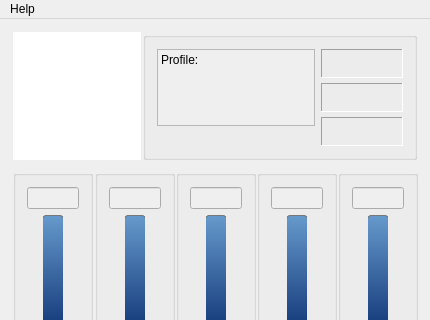
Shub77/phoebetria-code, file gui_mainwindow.ui: the form before one commit; both pictures show x 0 to 430 and y 0 to 320 of the 430 by 510 pixel window.
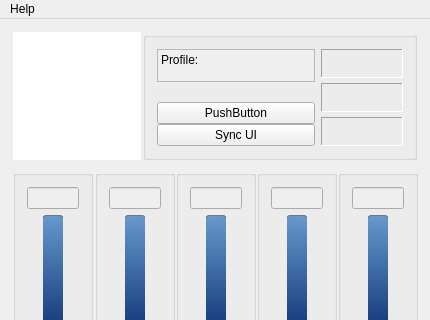
The form after the commit. Icons and pictures are not drawn.

Commit message: Added some debugging buttons and code (temporary)

```diff
--- a/gui_mainwindow.ui
+++ b/gui_mainwindow.ui
@@ -136,6 +136,20 @@
                </property>
               </spacer>
              </item>
+             <item>
+              <widget class="QPushButton" name="pushButton">
+               <property name="text">
+                <string>PushButton</string>
+               </property>
+              </widget>
+             </item>
+             <item>
+              <widget class="QPushButton" name="ctrl_syncGui">
+               <property name="text">
+                <string>Sync UI</string>
+               </property>
+              </widget>
+             </item>
             </layout>
            </item>
            <item>
```
The commit also changes 4 other files.
